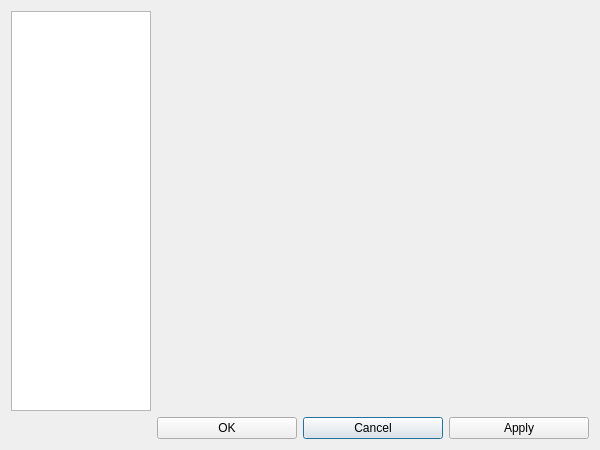
Before: the Qt Designer form qrgui/dialogs/preferencesDialog.ui in qreal/qreal, drawn with Qt 5.
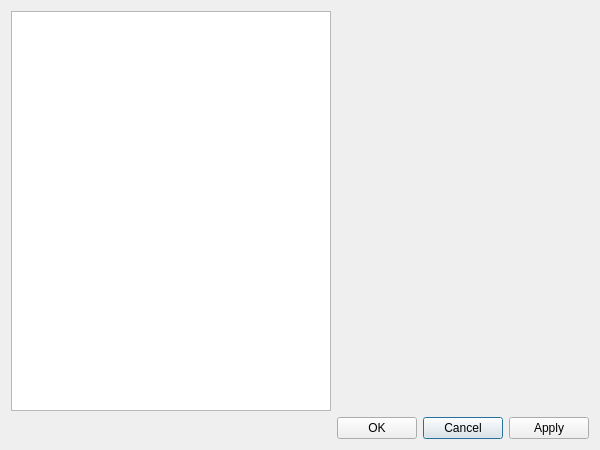
After: the same form once the commit is applied. Icons and pictures are not drawn.

Diff of the .ui file:
```diff
--- a/qrgui/dialogs/preferencesDialog.ui
+++ b/qrgui/dialogs/preferencesDialog.ui
@@ -39,7 +39,7 @@
    <item row="1" column="0" rowspan="2">
     <widget class="QListWidget" name="listWidget">
      <property name="sizePolicy">
-      <sizepolicy hsizetype="Ignored" vsizetype="Expanding">
+      <sizepolicy hsizetype="MinimumExpanding" vsizetype="Expanding">
        <horstretch>0</horstretch>
        <verstretch>0</verstretch>
       </sizepolicy>
```
Left out of the diff: 2 changed lines with no effect on the pictures.
